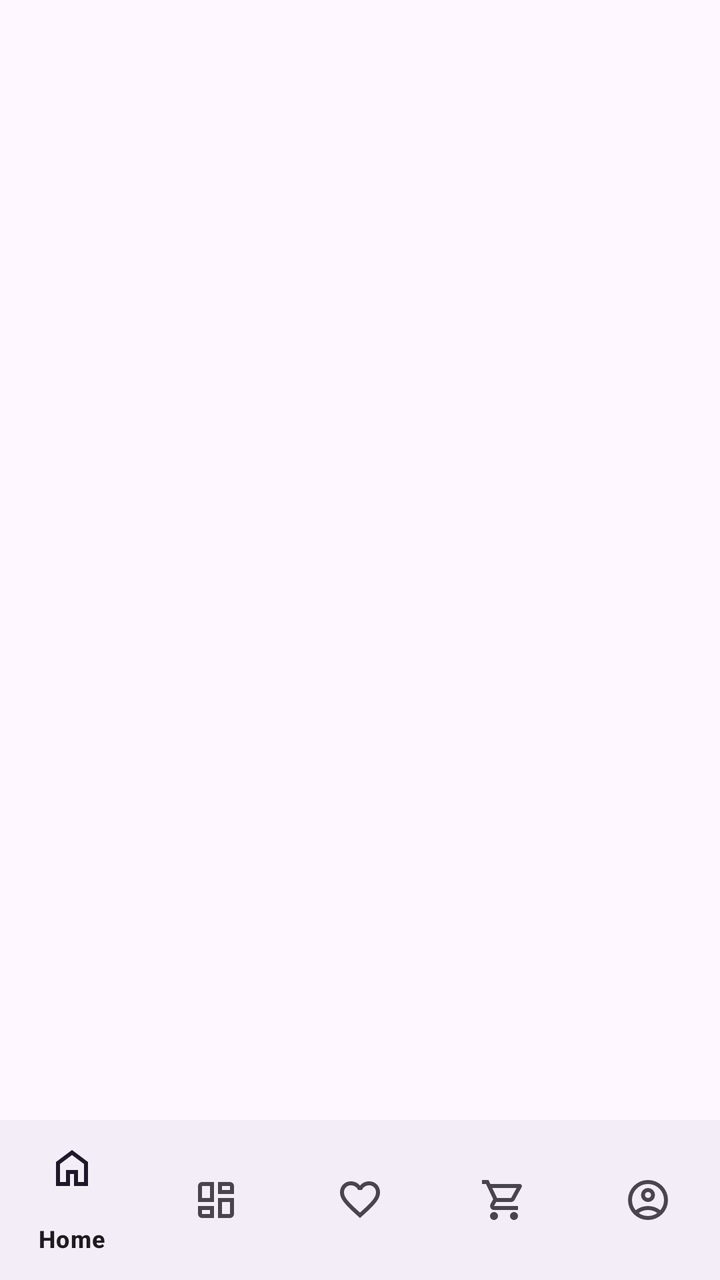
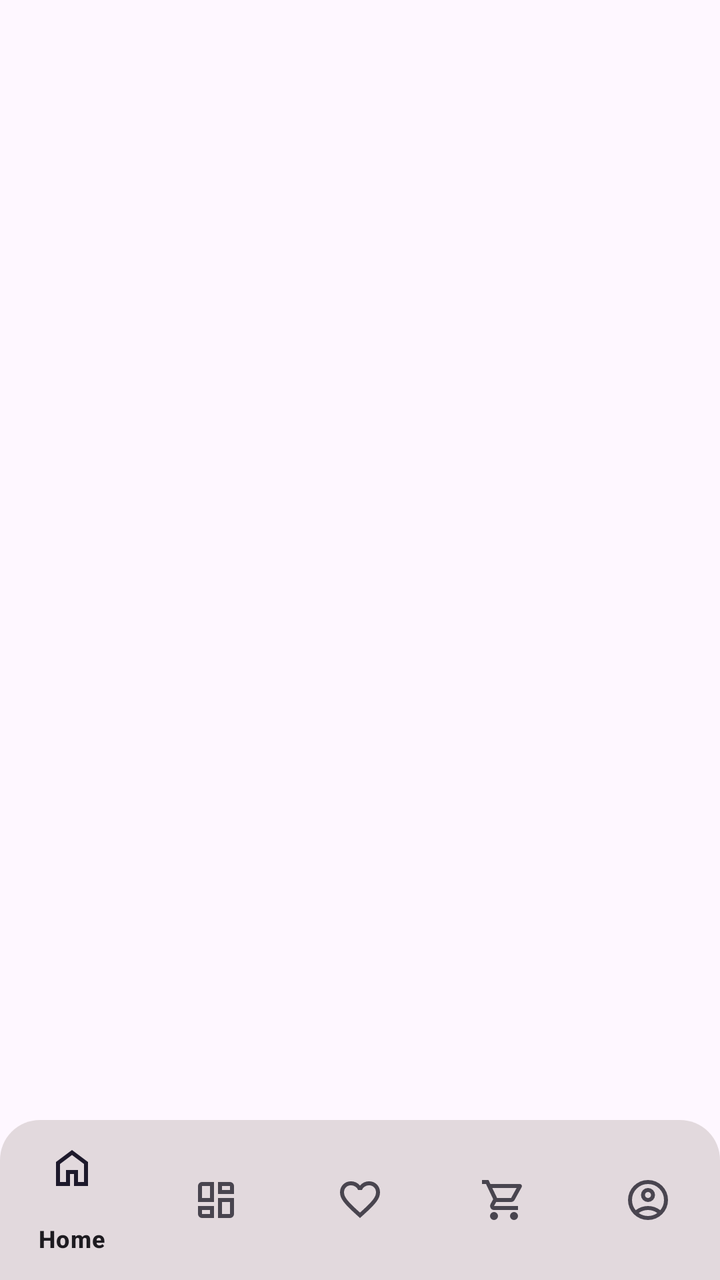

An Android layout rendered at two revisions. The XML below is the earlier revision; the diff shows what the commit changed to produce the second picture.
<!-- AndroidManifest.xml: application theme Theme.FastMart -->
<!-- res/layout/activity_main.xml -->
<?xml version="1.0" encoding="utf-8"?>
<RelativeLayout xmlns:android="http://schemas.android.com/apk/res/android"
    xmlns:app="http://schemas.android.com/apk/res-auto"
    xmlns:tools="http://schemas.android.com/tools"
    android:id="@+id/main"
    android:layout_width="match_parent"
    android:layout_height="match_parent"
    android:layout_margin="10dp"
    tools:context=".MainActivity">

    <androidx.fragment.app.FragmentContainerView
        android:id="@+id/currentFragment"
        android:layout_width="match_parent"
        android:layout_height="match_parent"
        android:layout_above="@id/bottomNavigation"
        />
    <com.google.android.material.bottomnavigation.BottomNavigationView
        android:id="@+id/bottomNavigation"
        android:layout_width="match_parent"
        android:layout_height="wrap_content"
        app:menu="@menu/bottom_navigation_bar"
        android:layout_alignParentBottom="true"
        />

</RelativeLayout>
<!-- resources referenced by this layout -->
<resources>
  <style name="Theme.FastMart" parent="Base.Theme.FastMart" />
  <style name="Base.Theme.FastMart" parent="Theme.Material3.DayNight.NoActionBar">
          
          
          <item name="android:textColor">@color/black</item>
          <item name="loading_bar_color">@color/black</item>
          <item name="deal_of_day_background_color">@color/skinish</item>
          <item name="item_image_color">@color/skinish</item>
          <item name="button_bg_color">@color/black</item>
          <item name="login_signup_bg">@color/trans_bg_shade_light</item>
      </style>
  <color name="black">#FF000000</color>
  <color name="skinish">#F4ABB9</color>
  <color name="trans_bg_shade_light">#81C7BCBC</color>
</resources>

<!-- the commit's change to res/layout/activity_main.xml (unified diff, before → after) -->
@@ -5,7 +5,6 @@
     android:id="@+id/main"
     android:layout_width="match_parent"
     android:layout_height="match_parent"
-    android:layout_margin="10dp"
     tools:context=".MainActivity">
 
     <androidx.fragment.app.FragmentContainerView
@@ -13,6 +12,7 @@
         android:layout_width="match_parent"
         android:layout_height="match_parent"
         android:layout_above="@id/bottomNavigation"
+        android:layout_marginHorizontal="10dp"
         />
     <com.google.android.material.bottomnavigation.BottomNavigationView
         android:id="@+id/bottomNavigation"
@@ -20,6 +20,7 @@
         android:layout_height="wrap_content"
         app:menu="@menu/bottom_navigation_bar"
         android:layout_alignParentBottom="true"
+        android:background="@drawable/bottom_nav_bar_style"
         />
 
 </RelativeLayout>
<!-- resource entries referenced after the edit -->
@@ -1,5 +1,14 @@
 <!-- resources referenced by this layout -->
 <resources>
+  <!-- drawable bottom_nav_bar_style (drawable) -->
+  <?xml version="1.0" encoding="utf-8"?>
+  <shape xmlns:android="http://schemas.android.com/apk/res/android">
+      <solid android:color="?bottom_nav" />
+      <corners
+          android:topLeftRadius="20dp"
+          android:topRightRadius="20dp"
+          />
+  </shape>
   <style name="Theme.FastMart" parent="Base.Theme.FastMart" />
   <style name="Base.Theme.FastMart" parent="Theme.Material3.DayNight.NoActionBar">
           
@@ -10,6 +19,7 @@
           <item name="item_image_color">@color/skinish</item>
           <item name="button_bg_color">@color/black</item>
           <item name="login_signup_bg">@color/trans_bg_shade_light</item>
+          <item name="bottom_nav">@color/trans_bg_shade_light</item>
       </style>
   <color name="black">#FF000000</color>
   <color name="skinish">#F4ABB9</color>
